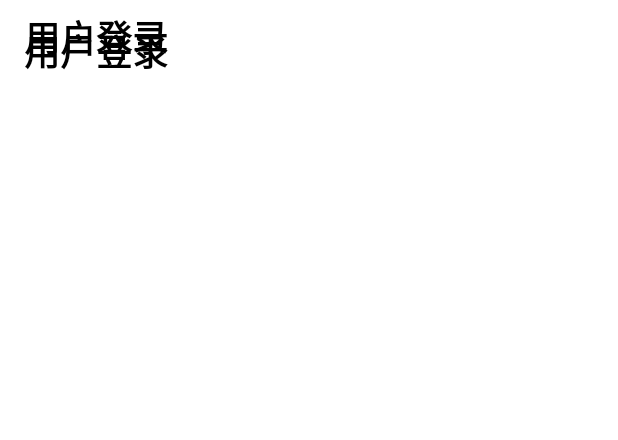
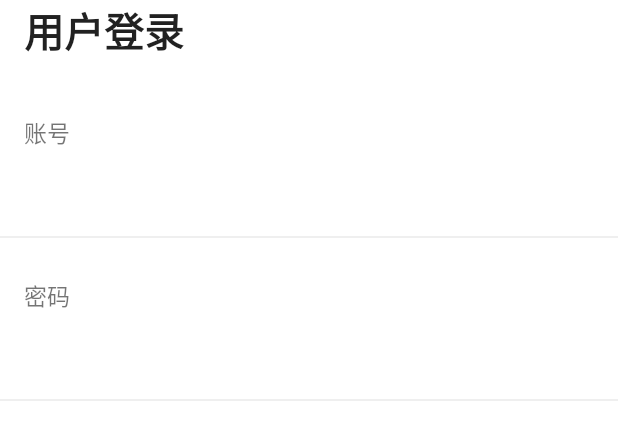
Before and after one commit to guoxiaopeng875/maintech, an Android app: the layout activity_login.xml on its own in the app's theme, with its tools: preview values and no code run, on a phone screen of 412 x 824 dp. Shown: the top 440 px of the screen. Run offline under Robolectric (Android 15) with nearby library versions, the phone set to English and light mode, and no system bars.

Commit message:
登录页面

```diff
--- a/app/src/main/res/layout/activity_login.xml
+++ b/app/src/main/res/layout/activity_login.xml
@@ -3,6 +3,11 @@
     android:layout_width="match_parent"
     android:layout_height="match_parent"
     android:background="@color/white">
+
+    <LinearLayout
+        android:layout_width="match_parent"
+        android:layout_height="wrap_content"
+        android:orientation="vertical">
 
         <LinearLayout
             android:layout_width="match_parent"
@@ -12,28 +17,69 @@
             <TextView
                 android:layout_width="wrap_content"
                 android:layout_height="wrap_content"
-            android:layout_gravity="center_vertical"
+                android:gravity="center_vertical"
                 android:text="@string/login_user"
-            android:textColor="@color/black"
-            android:textSize="24sp"
+                android:textColor="@color/black87"
+                android:textSize="26.4sp"
                 android:textStyle="bold" />
         </LinearLayout>
 
         <LinearLayout
-        android:layout_marginTop="@dimen/x13"
             android:layout_width="match_parent"
             android:layout_height="@dimen/x73"
             android:layout_marginStart="@dimen/x13"
+            android:layout_marginTop="@dimen/x13"
             android:orientation="vertical">
 
             <TextView
-            android:layout_width="wrap_content"
+                android:layout_width="match_parent"
                 android:layout_height="0dp"
-            android:layout_gravity="center_vertical"
                 android:layout_weight="1"
-            android:text="@string/login_user"
-            android:textColor="@color/black"
-            android:textSize="24sp"
-            android:textStyle="bold" />
+                android:gravity="center_vertical"
+                android:text="@string/login_account"
+                android:textColor="@color/black54"
+                android:textSize="15.4sp" />
+
+            <EditText
+                android:singleLine="true"
+                android:background="@null"
+                android:textSize="15.4sp"
+                android:textColor="@color/black87"
+                android:layout_width="match_parent"
+                android:layout_height="0dp"
+                android:layout_weight="1"
+                android:gravity="center_vertical" />
+
+        </LinearLayout>
+        <View style="@style/line" />
+
+        <LinearLayout
+            android:layout_width="match_parent"
+            android:layout_height="@dimen/x73"
+            android:layout_marginStart="@dimen/x13"
+            android:layout_marginTop="@dimen/x13"
+            android:orientation="vertical">
+
+            <TextView
+                android:layout_width="match_parent"
+                android:layout_height="0dp"
+                android:layout_weight="1"
+                android:gravity="center_vertical"
+                android:text="@string/login_pwd"
+                android:textColor="@color/black54"
+                android:textSize="15.4sp" />
+
+            <EditText
+                android:textSize="15.4sp"
+                android:inputType="textPassword"
+                android:background="@null"
+                android:textColor="@color/black54"
+                android:layout_width="match_parent"
+                android:layout_height="0dp"
+                android:layout_weight="1"
+                android:gravity="center_vertical" />
+
+        </LinearLayout>
+        <View style="@style/line" />
     </LinearLayout>
 </RelativeLayout>
--- a/app/src/main/res/layout/activity_splash.xml
+++ b/app/src/main/res/layout/activity_splash.xml
@@ -1,11 +1,13 @@
 <?xml version="1.0" encoding="utf-8"?>
+<!--设计图pt/1.2-->
+<!--设计图字体pt*1.1-->
 <RelativeLayout xmlns:android="http://schemas.android.com/apk/res/android"
     android:layout_width="match_parent"
     android:layout_height="match_parent"
     android:background="@mipmap/bg_splash">
 
     <Button
-        android:textSize="14sp"
+        android:textSize="15.4sp"
         android:textColor="@color/white"
         android:background="@drawable/shape_btn_splash"
         android:layout_marginBottom="@dimen/x17"
@@ -43,7 +45,7 @@
                 android:layout_height="wrap_content"
                 android:text="@string/splash_login"
                 android:textColor="@color/white"
-                android:textSize="14sp" />
+                android:textSize="15.4sp" />
 
             <ImageButton
                 android:layout_gravity="center_vertical"
--- a/app/src/main/res/values/colors.xml
+++ b/app/src/main/res/values/colors.xml
@@ -17,4 +17,8 @@
     <color name="comui_tab_text_color">#ff333333</color>
     <color name="green_splash_bg">#05bb75</color>
     <color name="black">#000</color>
+    <!--透明度为0.87-->
+    <color name="black87">#de000000</color>
+    <color name="black54">#8a000000</color>
+    <color name="line_login">#efefef</color>
 </resources>
--- a/app/src/main/res/values/strings.xml
+++ b/app/src/main/res/values/strings.xml
@@ -3,4 +3,6 @@
     <string name="splash_quick_apply">快速报单</string>
     <string name="splash_login">员工用户登录</string>
     <string name="login_user">用户登录</string>
+    <string name="login_account">账号</string>
+    <string name="login_pwd">密码</string>
 </resources>
--- a/app/src/main/res/values/styles.xml
+++ b/app/src/main/res/values/styles.xml
@@ -59,5 +59,11 @@
         <item name="windowNoTitle">true</item>
     </style>
 
+    <style name="line">
+        <item name="android:layout_width">match_parent</item>
+        <item name="android:layout_height">@dimen/x1</item>
+        <item name="android:background">@color/line_login</item>
+    </style>
+
 
 </resources>
```
Lines whose indentation alone changed are shown as unchanged.
